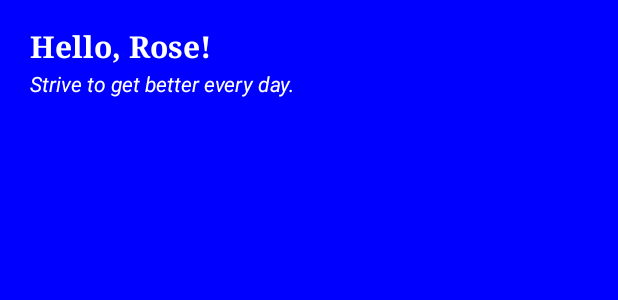
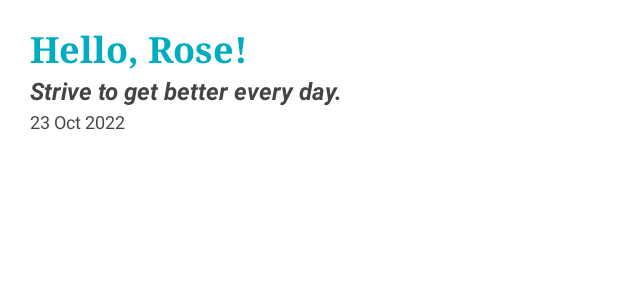
Before and after one commit to nicolegeorgieva/weight-tracker-android, an Android app built with Jetpack Compose: the @Preview function Preview, on a phone screen of 412 x 824 dp. Shown: the top 300 px of the screen. Run offline under Robolectric (Android 15) with nearby library versions, the light colour scheme and no system bars.

Commit message:
Refactor code

```diff
--- a/app/src/main/java/com/weighttracker/WeightUI.kt
+++ b/app/src/main/java/com/weighttracker/AppTheme.kt
@@ -7,9 +7,12 @@ import androidx.compose.material3.MaterialTheme
 import androidx.compose.material3.Surface
 import androidx.compose.runtime.Composable
 import androidx.compose.ui.Modifier
+import androidx.compose.ui.graphics.Color
+
+val cyan = Color(0xFF00ACC1)
 
 @Composable
-fun WeightUI(
+fun AppTheme(
     content: @Composable BoxScope.() -> Unit,
 ) {
     Surface(
--- a/app/src/main/java/com/weighttracker/MainActivity.kt
+++ b/app/src/main/java/com/weighttracker/MainActivity.kt
@@ -8,8 +8,8 @@ class MainActivity : ComponentActivity() {
     override fun onCreate(savedInstanceState: Bundle?) {
         super.onCreate(savedInstanceState)
         setContent {
-            WeightUI {
-                UI()
+            AppTheme {
+                MainScreen()
             }
         }
     }
--- a/app/src/main/java/com/weighttracker/MainUI.kt
+++ b/app/src/main/java/com/weighttracker/MainScreen.kt
@@ -13,36 +13,23 @@ import androidx.compose.ui.text.font.FontWeight
 import androidx.compose.ui.tooling.preview.Preview
 import androidx.compose.ui.unit.dp
 import androidx.compose.ui.unit.sp
+import java.time.LocalDateTime
+import java.time.format.DateTimeFormatter
 
 @Composable
-fun UI() {
+fun MainScreen() {
     Column(
         modifier = Modifier
             .fillMaxSize()
-            .background(color = Color.Blue)
+            .background(color = Color.White)
             .padding(horizontal = 20.dp, vertical = 20.dp)
     ) {
         Greeting()
-        Spacer(modifier = Modifier.height(5.dp))
+        Spacer(modifier = Modifier.height(4.dp))
         Quote()
+        Spacer(modifier = Modifier.height(4.dp))
+        Date()
     }
-}
-
-@Composable
-fun Quote() {
-    val quotes = listOf(
-        "Strive to get better every day.",
-        "The most valuable investment is in yourself.",
-        "Better. Faster. Stronger."
-    ).shuffled()
-    val currentQuote by remember {
-        mutableStateOf(quotes.first())
-    }
-    Text(
-        text = currentQuote,
-        color = Color.White,
-        fontStyle = FontStyle.Italic
-    )
 }
 
 @Composable
@@ -56,18 +43,51 @@ fun Greeting() {
         modifier = Modifier.clickable {
             currentName = names.shuffled().first()
         },
-        color = Color.White,
-        fontSize = 20.sp,
+        color = cyan,
+        fontSize = 24.sp,
         fontWeight = FontWeight.Bold,
         fontFamily = FontFamily.Serif,
         text = "Hello, ${currentName}!"
     )
 }
 
+@Composable
+fun Quote() {
+    val currentQuote = remember {
+        listOf(
+            "Strive to get better every day.",
+            "The most valuable investment is that in yourself.",
+            "Better. Faster. Stronger."
+        ).shuffled().first()
+    }
+    Text(
+        text = currentQuote,
+        color = Color.DarkGray,
+        fontWeight = FontWeight.Bold,
+        fontStyle = FontStyle.Italic,
+        fontSize = 16.sp,
+    )
+}
+
+@Composable
+fun Date() {
+    val currentDate = LocalDateTime.now()
+    Text(
+        text = currentDate.format("dd MMM yyyy"),
+        color = Color.DarkGray,
+        fontSize = 12.sp,
+    )
+}
+
+private fun LocalDateTime.format(pattern: String): String {
+    val formatter = DateTimeFormatter.ofPattern(pattern)
+    return formatter.format(this)
+}
+
 @Preview(showBackground = true)
 @Composable
 fun Preview() {
-    WeightUI {
-        UI()
+    AppTheme {
+        MainScreen()
     }
 }
```
Also changed, not shown: app/src/main/java/com/weighttracker/ui/theme/Color.kt (deleted, +0 -11 lines), app/src/main/java/com/weighttracker/ui/theme/Theme.kt (deleted, +0 -64 lines), app/src/main/java/com/weighttracker/ui/theme/Type.kt (deleted, +0 -34 lines).
